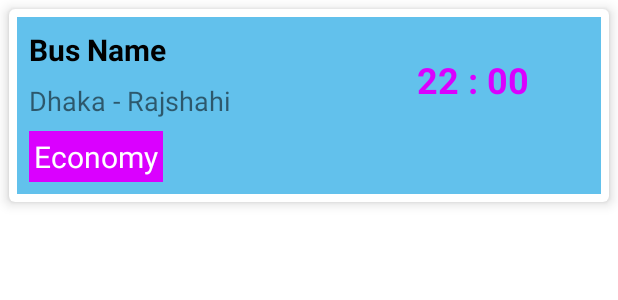
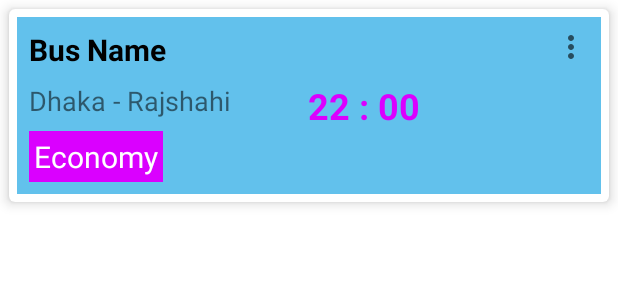
Before and after one commit to PrantoMondal/BusScheduleApp, an Android app: the layout schedule_row.xml on its own in the app's theme, with its tools: preview values and no code run, on a phone screen of 412 x 824 dp. Shown: the top 300 px of the screen. Run offline under Robolectric (Android 15) with nearby library versions, the phone set to English and light mode, and no system bars.

```diff
--- a/app/src/main/java/com/example/actioninputspranto/daos/ScheduleDao.kt
+++ b/app/src/main/java/com/example/actioninputspranto/daos/ScheduleDao.kt
@@ -1,5 +1,6 @@
 package com.example.actioninputspranto.daos
 
+import androidx.lifecycle.LiveData
 import androidx.room.*
 import com.example.actioninputspranto.BusSchedule
 
@@ -15,5 +16,5 @@ interface ScheduleDao {
     fun deleteSchedule(busSchedule: BusSchedule)
 
     @Query("select * from tbl_schedule")
-    fun getAllSchedules():List<BusSchedule>
+    fun getAllSchedule():LiveData<List<BusSchedule>>
 }
--- a/app/src/main/java/com/example/actioninputspranto/repos/ScheduleLocalRepository.kt
+++ b/app/src/main/java/com/example/actioninputspranto/repos/ScheduleLocalRepository.kt
@@ -1,5 +1,6 @@
 package com.example.actioninputspranto.repos
 
+import androidx.lifecycle.LiveData
 import com.example.actioninputspranto.BusSchedule
 import com.example.actioninputspranto.daos.ScheduleDao
 
@@ -10,5 +11,5 @@ class ScheduleLocalRepository (private val dao:ScheduleDao){
 
     fun deleteSchedule(busSchedule: BusSchedule) = dao.deleteSchedule(busSchedule)
 
-    fun getAllSchedules(): List<BusSchedule> = dao.getAllSchedules()
+    fun getAllSchedules(): LiveData<List<BusSchedule>> = dao.getAllSchedule()
 }
--- a/app/src/main/java/com/example/actioninputspranto/viewmodels/ScheduleViewModel.kt
+++ b/app/src/main/java/com/example/actioninputspranto/viewmodels/ScheduleViewModel.kt
@@ -2,6 +2,7 @@ package com.example.actioninputspranto.viewmodels
 
 import android.app.Application
 import androidx.lifecycle.AndroidViewModel
+import androidx.lifecycle.LiveData
 import com.example.actioninputspranto.BusSchedule
 import com.example.actioninputspranto.db.ScheduleDB
 import com.example.actioninputspranto.repos.ScheduleLocalRepository
@@ -19,6 +20,6 @@ class ScheduleViewModel (application: Application)
 
     fun deleteSchedule(busSchedule: BusSchedule) = repository.deleteSchedule(busSchedule)
 
-    fun getAllSchedules(): List<BusSchedule> = repository.getAllSchedules()
+    fun getAllSchedules(): LiveData<List<BusSchedule>> = repository.getAllSchedules()
 
 }
--- /dev/null
+++ b/app/src/main/res/drawable/ic_baseline_delete_24.xml
@@ -0,0 +1,5 @@
+<vector android:height="24dp" android:tint="#FF0000"
+    android:viewportHeight="24" android:viewportWidth="24"
+    android:width="24dp" xmlns:android="http://schemas.android.com/apk/res/android">
+    <path android:fillColor="@android:color/white" android:pathData="M6,19c0,1.1 0.9,2 2,2h8c1.1,0 2,-0.9 2,-2V7H6v12zM19,4h-3.5l-1,-1h-5l-1,1H5v2h14V4z"/>
+</vector>
--- /dev/null
+++ b/app/src/main/res/drawable/ic_baseline_info_24.xml
@@ -0,0 +1,5 @@
+<vector android:height="24dp" android:tint="#0066FF"
+    android:viewportHeight="24" android:viewportWidth="24"
+    android:width="24dp" xmlns:android="http://schemas.android.com/apk/res/android">
+    <path android:fillColor="@android:color/white" android:pathData="M12,2C6.48,2 2,6.48 2,12s4.48,10 10,10 10,-4.48 10,-10S17.52,2 12,2zM13,17h-2v-6h2v6zM13,9h-2L11,7h2v2z"/>
+</vector>
--- /dev/null
+++ b/app/src/main/res/drawable/ic_baseline_more_vert_24.xml
@@ -0,0 +1,10 @@
+<vector xmlns:android="http://schemas.android.com/apk/res/android"
+    android:width="24dp"
+    android:height="24dp"
+    android:viewportWidth="24"
+    android:viewportHeight="24"
+    android:tint="?attr/colorControlNormal">
+  <path
+      android:fillColor="@android:color/white"
+      android:pathData="M12,8c1.1,0 2,-0.9 2,-2s-0.9,-2 -2,-2 -2,0.9 -2,2 0.9,2 2,2zM12,10c-1.1,0 -2,0.9 -2,2s0.9,2 2,2 2,-0.9 2,-2 -0.9,-2 -2,-2zM12,16c-1.1,0 -2,0.9 -2,2s0.9,2 2,2 2,-0.9 2,-2 -0.9,-2 -2,-2z"/>
+</vector>
--- a/app/src/main/res/layout/schedule_row.xml
+++ b/app/src/main/res/layout/schedule_row.xml
@@ -70,13 +70,13 @@
                 android:id="@+id/rowDepTimeTV"
                 android:layout_width="wrap_content"
                 android:layout_height="wrap_content"
-                android:layout_marginTop="25dp"
-                android:layout_marginEnd="48dp"
                 android:text="@{schedule.departureTime}"
                 android:textColor="#DA00FF"
                 android:textSize="24sp"
                 android:textStyle="bold"
-                app:layout_constraintEnd_toEndOf="parent"
+                app:layout_constraintBottom_toBottomOf="parent"
+                app:layout_constraintEnd_toEndOf="@+id/rowFavorite"
+                app:layout_constraintStart_toEndOf="@+id/rowBusTypeTV"
                 app:layout_constraintTop_toTopOf="parent"
                 tools:text="22 : 00" />
 
@@ -84,11 +84,21 @@
                 android:id="@+id/rowFavorite"
                 android:layout_width="wrap_content"
                 android:layout_height="wrap_content"
-                android:layout_marginTop="16dp"
-                android:layout_marginEnd="73dp"
+                android:layout_marginEnd="24dp"
+                android:layout_marginBottom="24dp"
+                app:layout_constraintBottom_toBottomOf="parent"
                 app:layout_constraintEnd_toEndOf="parent"
-                app:layout_constraintTop_toBottomOf="@+id/rowDepTimeTV"
                 app:setFavoriteIcon="@{schedule.favorite}" />
+
+            <ImageView
+                android:id="@+id/menuIV"
+                android:layout_width="wrap_content"
+                android:layout_height="wrap_content"
+                android:layout_marginTop="8dp"
+                android:layout_marginEnd="8dp"
+                app:layout_constraintEnd_toEndOf="parent"
+                app:layout_constraintTop_toTopOf="parent"
+                app:srcCompat="@drawable/ic_baseline_more_vert_24" />
 
         </androidx.constraintlayout.widget.ConstraintLayout>
 
--- a/app/src/main/res/values/strings.xml
+++ b/app/src/main/res/values/strings.xml
@@ -2,4 +2,6 @@
     <string name="app_name">ActionInputsPranto</string>
     <!-- TODO: Remove or change this placeholder text -->
     <string name="hello_blank_fragment">Hello blank fragment</string>
+    <string name="edit">Edit</string>
+    <string name="delete">Delete</string>
 </resources>
```
Also changed, not shown: app/src/main/java/com/example/actioninputspranto/ScheduleAdapter.kt (+27 -4 lines), app/src/main/java/com/example/actioninputspranto/ScheduleListFragment.kt (+17 -4 lines), app/src/main/res/menu/row_menu.xml (added, +9 -0 lines).
